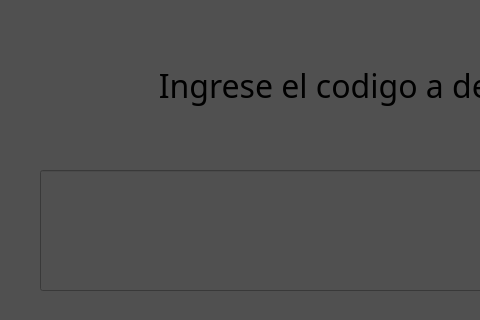
This is app/views/UI/View_Decepcriptar.ui in EstebanMS77/Maestria_IA_AplicacionI_Actividad3 as Qt 5 draws it before an edit; both pictures show x 0 to 480 and y 0 to 320 of the 800 by 600 pixel window. The edited form follows.
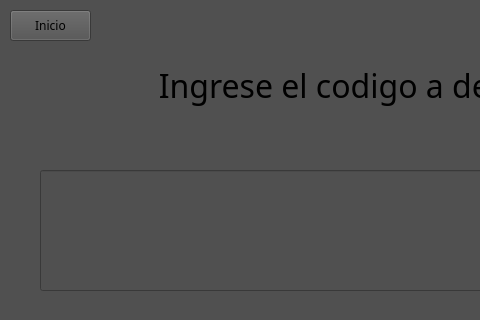
This is the edited form.

Patch:
```diff
--- a/app/views/UI/View_Decepcriptar.ui
+++ b/app/views/UI/View_Decepcriptar.ui
@@ -124,6 +124,24 @@
      <set>Qt::AlignmentFlag::AlignCenter</set>
     </property>
    </widget>
+   <widget class="QPushButton" name="Button_Inicio">
+    <property name="geometry">
+     <rect>
+      <x>10</x>
+      <y>10</y>
+      <width>81</width>
+      <height>31</height>
+     </rect>
+    </property>
+    <property name="font">
+     <font>
+      <family>Ravie</family>
+     </font>
+    </property>
+    <property name="text">
+     <string>Inicio</string>
+    </property>
+   </widget>
   </widget>
  </widget>
  <resources/>
```
Left out of the diff: 2 changed lines with no effect on the pictures.
